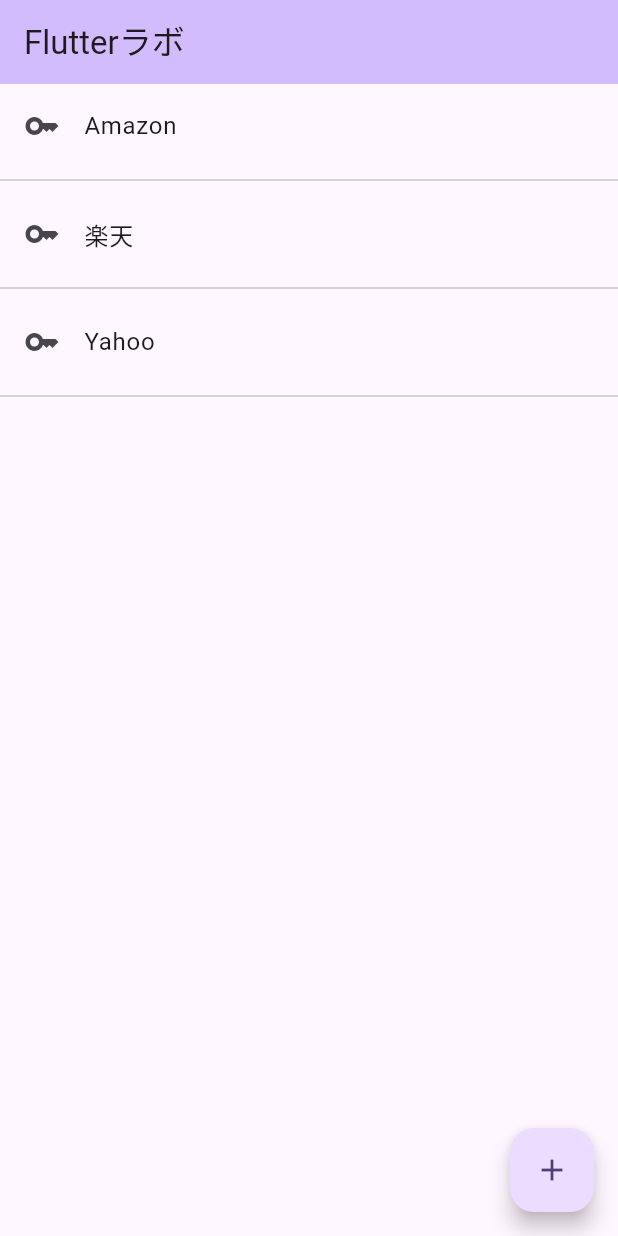
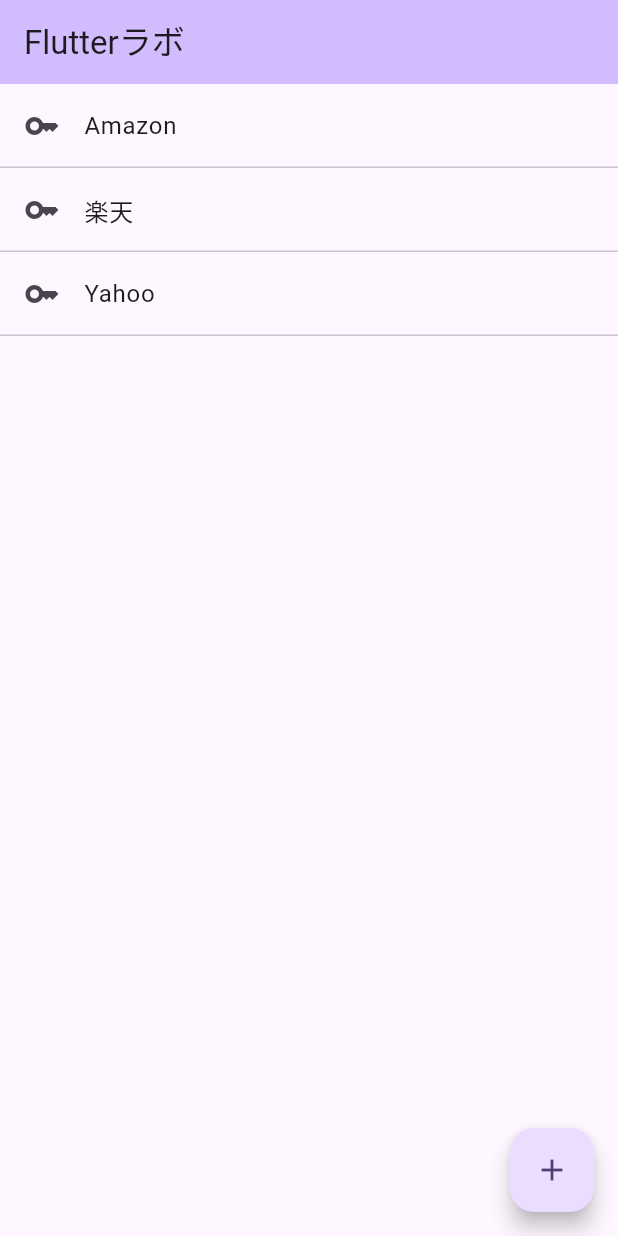
Before and after one commit to yk-you0922/sample_flutter, a Flutter app: the screen it shows after launch, on a phone screen of 412 x 824 dp. Run offline on Flutter 3.47's test engine with Material 2 defaults, Android fonts, the phone set to English and light mode, and no system bars.

Commit message:
リストの区切り線の高さを修正

```diff
--- a/lib/main.dart
+++ b/lib/main.dart
@@ -52,17 +52,17 @@ class _MyHomePageState extends State<MyHomePage> {
             leading: Icon(Icons.key),
             title: Text('Amazon'),
           ),
-          Divider(),
+          Divider(height: 0,),
           ListTile(
             leading: Icon(Icons.key),
             title: Text('楽天'),
           ),
-          Divider(),
+          Divider(height: 0,),
           ListTile(
             leading: Icon(Icons.key),
             title: Text('Yahoo'),
           ),
-          Divider(),
+          Divider(height: 0,),
         ],
       ),
       floatingActionButton: FloatingActionButton(
```
